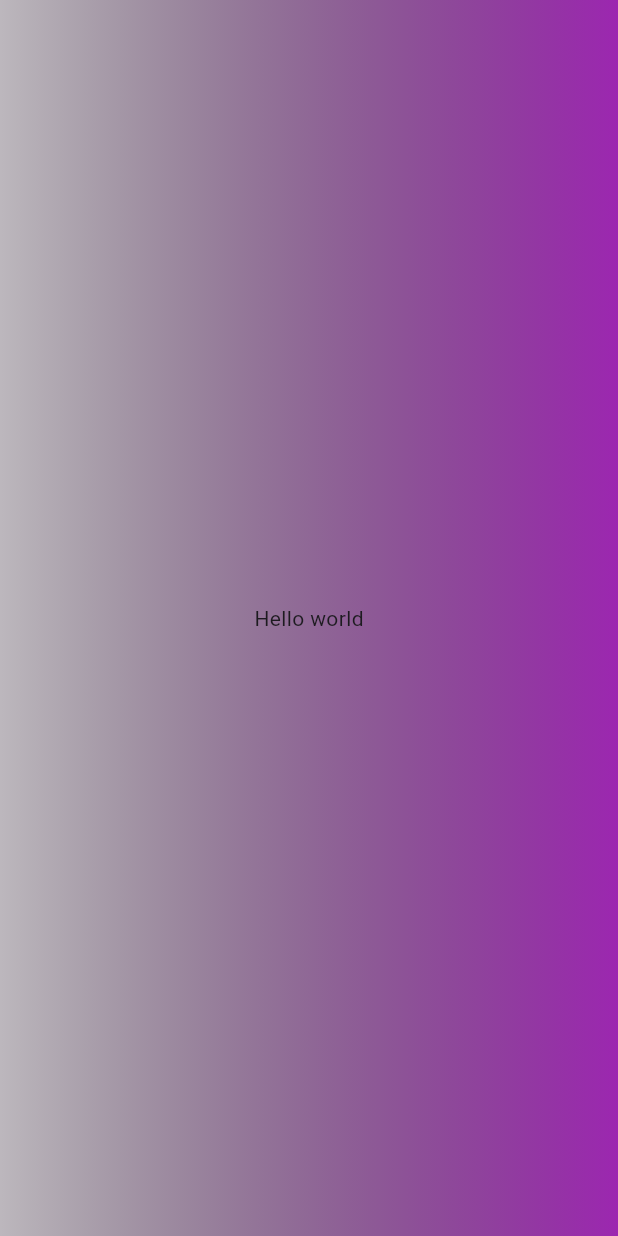
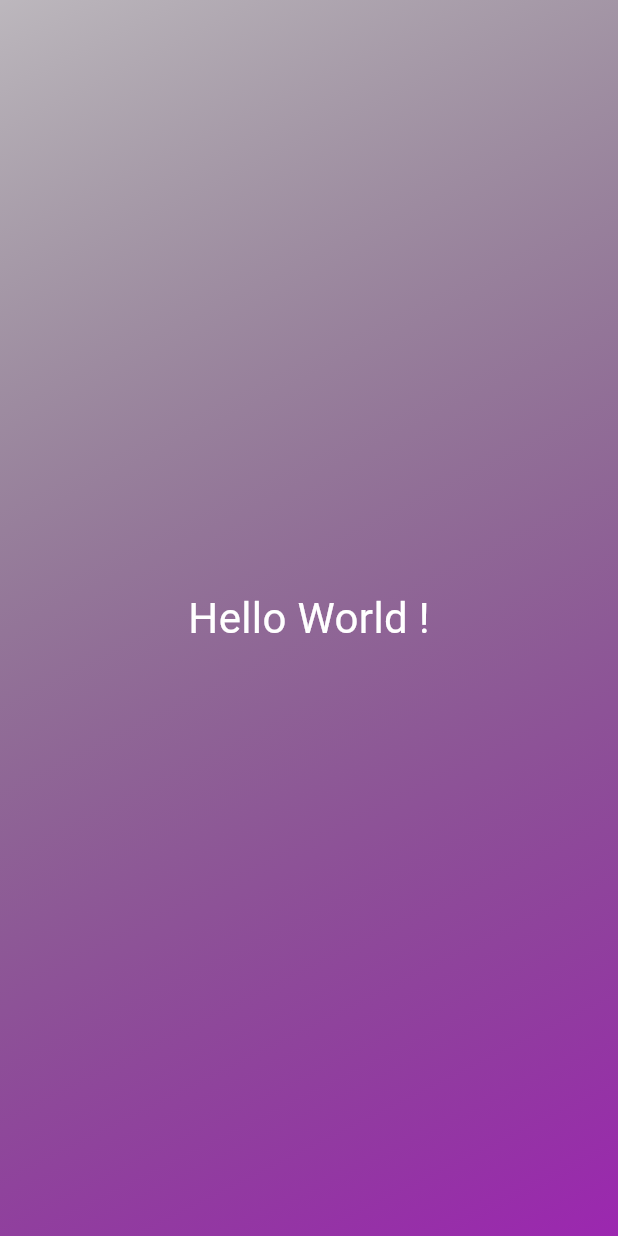
Before and after one commit to draco961/flutter_projects, a Flutter app: the screen it shows after launch, on a phone screen of 412 x 824 dp. Run offline on Flutter 3.47's test engine with Material 3 defaults, Android fonts, the phone set to English and light mode, and no system bars.

Commit message:
Move class ihto it's own file

```diff
--- /dev/null
+++ b/first_app/lib/gradient_container.dart
@@ -0,0 +1,24 @@
+import 'package:flutter/material.dart';
+
+class GradientContainer extends StatelessWidget {
+  const GradientContainer({super.key});
+
+  @override
+  Widget build(BuildContext context) {
+    return Container(
+      decoration: BoxDecoration(
+        gradient: LinearGradient(
+          colors: [Colors.black26, Colors.purple],
+          begin: Alignment.topLeft,
+          end: Alignment.bottomRight,
+        ),
+      ),
+      child: Center(
+        child: Text(
+          'Hello World !',
+          style: TextStyle(color: Colors.white, fontSize: 28),
+        ),
+      ),
+    );
+  }
+}
```
Also changed, not shown: first_app/lib/main.dart (+2 -12 lines).
